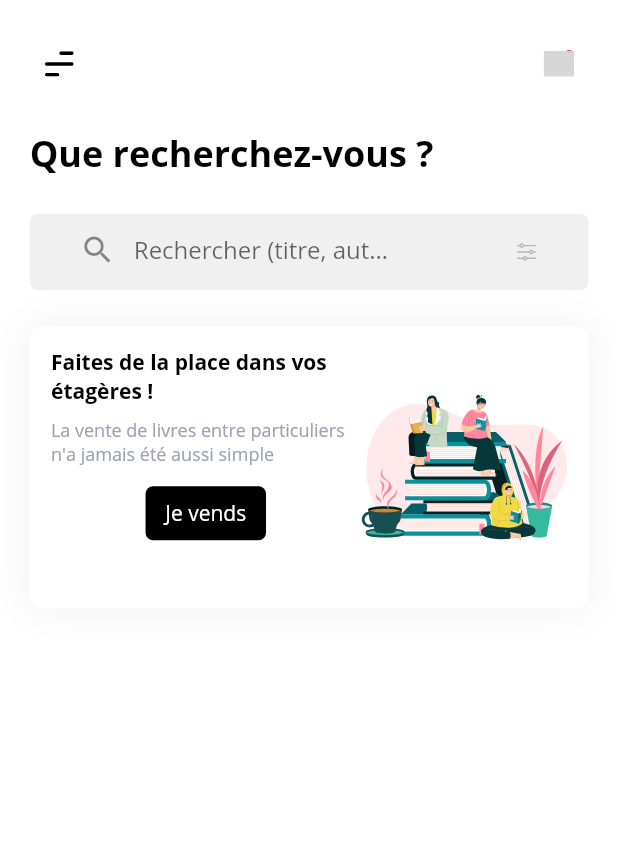
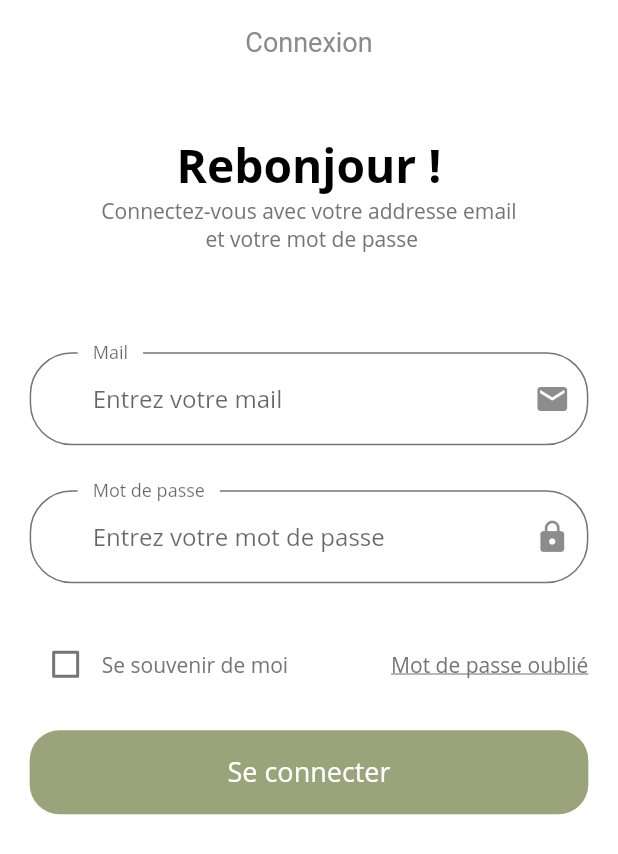
Before and after one commit to DarkYT/libelli-app, a Flutter app: the screen it shows after launch, on a phone screen of 412 x 824 dp. Shown: the top 854 px of the screen. Run offline on Flutter 3.47's test engine with Material 2 defaults, Android fonts, the phone set to English and light mode, and no system bars; our stand-ins replace flutter_svg; grey boxes are pictures that could not be loaded.

Commit message:
Design: started sign-in screen with form and validation

```diff
--- a/lib/constants.dart
+++ b/lib/constants.dart
@@ -2,7 +2,7 @@ import 'package:flutter/material.dart';
 import 'package:app_livres/size_config.dart';
 
 const kDarkColor = Color(0xFF454D66);
-const kPrimaryColor = Color(0xFF309975);
+const kPrimaryColor = Color(0xFF9aa37a);
 const kPrimaryLightColor = Color(0xFFdeeee7);
 const kPrimaryGradientColor = LinearGradient(
   begin: Alignment.topLeft,
--- a/lib/main.dart
+++ b/lib/main.dart
@@ -1,3 +1,6 @@
+import 'package:app_livres/routes.dart';
+import 'package:app_livres/screens/sign_in/sign_in_screen.dart';
+
 import 'screens/home/home_screen.dart';
 import 'package:app_livres/theme.dart';
 import 'package:flutter/material.dart';
@@ -13,13 +16,11 @@ class MyApp extends StatelessWidget {
   @override
   Widget build(BuildContext context) {
     return MaterialApp(
-        title: 'Application Livres',
+        title: 'Libelli',
         debugShowCheckedModeBanner: false,
         theme: theme(),
-        home: HomeScreen(),
-        routes: {
-
-        },
+        home: SignInScreen(),
+        routes: routes,
     );
   }
 }
--- /dev/null
+++ b/lib/routes.dart
@@ -0,0 +1,10 @@
+import 'package:app_livres/screens/forgot_password/forgot_password_screen.dart';
+import 'package:app_livres/screens/home/home_screen.dart';
+import 'package:app_livres/screens/sign_in/sign_in_screen.dart';
+import 'package:flutter/widgets.dart';
+
+final Map<String, WidgetBuilder> routes = {
+  HomeScreen.routeName: (context) => HomeScreen(),
+  SignInScreen.routeName: (context) => SignInScreen(),
+  ForgotPasswordScreen.routeName: (context) => ForgotPasswordScreen(),
+};
--- /dev/null
+++ b/lib/screens/sign_in/sign_in_screen.dart
@@ -0,0 +1,47 @@
+import 'package:app_livres/screens/sign_in/widgets/sign_form.dart';
+import 'package:app_livres/size_config.dart';
+import 'package:flutter/material.dart';
+
+class SignInScreen extends StatelessWidget {
+
+  static String routeName = "/sign_in";
+
+  @override
+  Widget build(BuildContext context) {
+
+    MediaQueryData _mediaQueryData = MediaQuery.of(context);
+    double screenWidth = _mediaQueryData.size.width;
+    double screenHeight = _mediaQueryData.size.height;
+    Orientation orientation = _mediaQueryData.orientation;
+
+    return Scaffold(
+      appBar: AppBar(
+        title: Text("Connexion"),
+        centerTitle: true,
+      ),
+      body: SizedBox(
+        width: double.infinity,
+        child: SafeArea(
+          child: Padding(
+            padding: EdgeInsets.symmetric(horizontal: getProportionateScreenWidth(18, screenWidth)),
+            child: SingleChildScrollView(
+              child: Column(
+                children: [
+                  SizedBox(height: screenHeight*0.04,),
+                  Text("Rebonjour !", style: TextStyle(
+                    color: Colors.black,
+                    fontSize: getProportionateScreenWidth(28, screenWidth),
+                    fontWeight: FontWeight.bold
+                  ),),
+                  Text("Connectez-vous avec votre addresse email \n et votre mot de passe", textAlign: TextAlign.center,),
+                  SizedBox(height: screenHeight*0.08,),
+                  SignForm(),
+                ],
+              ),
+            ),
+          ),
+        ),
+      ),
+    );
+  }
+}
--- /dev/null
+++ b/lib/screens/sign_in/widgets/sign_form.dart
@@ -0,0 +1,170 @@
+import 'package:app_livres/screens/forgot_password/forgot_password_screen.dart';
+import 'package:app_livres/screens/home/home_screen.dart';
+import 'package:app_livres/widgets/form_error.dart';
+import 'package:flutter/material.dart';
+
+import '../../../constants.dart';
+
+class SignForm extends StatefulWidget {
+  @override
+  _SignFormState createState() => _SignFormState();
+}
+
+class _SignFormState extends State<SignForm> {
+    final _formKey = GlobalKey<FormState>();
+    late String email;
+    late String password;
+    bool remember = false;
+    final List<String> errors = [];
+
+    void addError({required String error}) {
+      if (!errors.contains(error))
+        setState(() {
+          errors.add(error);
+        });
+    }
+
+    void removeError({required String error}) {
+      if (errors.contains(error))
+        setState(() {
+          errors.remove(error);
+        });
+    }
+
+    @override
+    Widget build(BuildContext context) {
+      return Form(
+        key: _formKey,
+        child: Column(
+          children: [
+            buildEmailFormField(),
+            SizedBox(height: 30),
+            buildPasswordFormField(),
+            SizedBox(height: 30),
+            Row(
+              children: [
+                Checkbox(
+                  value: remember,
+                  activeColor: kPrimaryColor,
+                  onChanged: (value) {
+                    setState(() {
+                      remember = value!;
+                    });
+                  },
+                ),
+                Text("Se souvenir de moi"),
+                Spacer(),
+                GestureDetector(
+                  onTap: () => Navigator.pushNamed(context, ForgotPasswordScreen.routeName),
+                  child: Text(
+                    "Mot de passe oublié",
+                    style: TextStyle(decoration: TextDecoration.underline),
+                  ),
+                )
+              ],
+            ),
+            FormError(errors: errors),
+            SizedBox(height: 20),
+            SizedBox(
+              width: double.infinity,
+              height: 56,
+              child: FlatButton(
+                shape: RoundedRectangleBorder(borderRadius: BorderRadius.circular(20)),
+                color: kPrimaryColor,
+                onPressed: () {
+                  if (_formKey.currentState!.validate()) {
+                    _formKey.currentState!.save();
+                    // if all are valid then go to success screen
+                    KeyboardUtil.hideKeyboard(context);
+                    Navigator.pushNamed(context, HomeScreen.routeName);
+                  }
+                },
+                child: Text(
+                  "Se connecter",
+                  style: TextStyle(
+                    fontSize: 18,
+                    color: Colors.white,
+                  ),
+                ),
+              ),
+            ),
+          ],
+        ),
+      );
+    }
+
+    TextFormField buildPasswordFormField() {
+      return TextFormField(
+        obscureText: true,
+        onSaved: (newValue) => password = newValue!,
+        onChanged: (value) {
+          if (value.isNotEmpty) {
+            removeError(error: kPassNullError);
+          } else if (value.length >= 8) {
+            removeError(error: kShortPassError);
+          }
+          return null;
+        },
+        validator: (value) {
+          if (value!.isEmpty) {
+            addError(error: kPassNullError);
+            return "";
+          } else if (value.length < 8) {
+            addError(error: kShortPassError);
+            return "";
+          }
+          return null;
+        },
+        decoration: InputDecoration(
+          labelText: "Mot de passe",
+          hintText: "Entrez votre mot de passe",
+          // If  you are using latest version of flutter then lable text and hint text shown like this
+          // if you r using flutter less then 1.20.* then maybe this is not working properly
+          floatingLabelBehavior: FloatingLabelBehavior.always,
+          suffixIcon: Icon(Icons.lock),
+        ),
+      );
+    }
+
+    TextFormField buildEmailFormField() {
+      return TextFormField(
+        keyboardType: TextInputType.emailAddress,
+        onSaved: (newValue) => email = newValue!,
+        onChanged: (value) {
+          if (value.isNotEmpty) {
+            removeError(error: kEmailNullError);
+          } else if (emailValidatorRegExp.hasMatch(value)) {
+            removeError(error: kInvalidEmailError);
+          }
+          return null;
+        },
+        validator: (value) {
+          if (value!.isEmpty) {
+            addError(error: kEmailNullError);
+            return "";
+          } else if (!emailValidatorRegExp.hasMatch(value)) {
+            addError(error: kInvalidEmailError);
+            return "";
+          }
+          return null;
+        },
+        decoration: InputDecoration(
+          labelText: "Mail",
+          hintText: "Entrez votre mail",
+          // If  you are using latest version of flutter then lable text and hint text shown like this
+          // if you r using flutter less then 1.20.* then maybe this is not working properly
+          floatingLabelBehavior: FloatingLabelBehavior.always,
+          suffixIcon: Icon(Icons.mail),
+        ),
+      );
+  }
+}
+
+class KeyboardUtil {
+  static void hideKeyboard(BuildContext context) {
+    FocusScopeNode currentFocus = FocusScope.of(context);
+    if (!currentFocus.hasPrimaryFocus) {
+      currentFocus.unfocus();
+    }
+  }
+}
```
Also changed, not shown: lib/screens/forgot_password/forgot_password_screen.dart (added, +11 -0 lines), lib/widgets/form_error.dart (added, +30 -0 lines).
